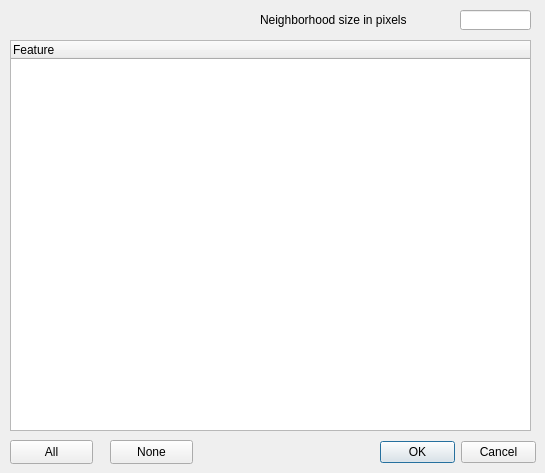
Old version of the form ilastik/applets/objectExtraction/featureSelection.ui in the repository ilastik/ilastik.
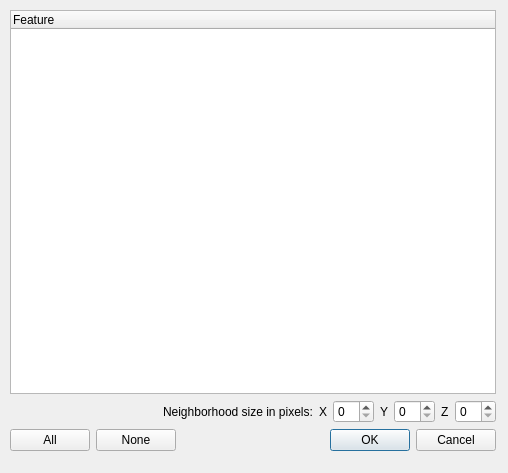
New version of the form.

Commit message: anisotropic neighborhoods, 3d only so far

Patch:
```diff
--- a/ilastik/applets/objectExtraction/featureSelection.ui
+++ b/ilastik/applets/objectExtraction/featureSelection.ui
@@ -6,89 +6,129 @@
    <rect>
     <x>0</x>
     <y>0</y>
-    <width>545</width>
+    <width>508</width>
     <height>473</height>
    </rect>
   </property>
   <property name="windowTitle">
    <string>Dialog</string>
   </property>
-  <widget class="QDialogButtonBox" name="buttonBox">
+  <widget class="QWidget" name="">
    <property name="geometry">
     <rect>
-     <x>380</x>
-     <y>440</y>
-     <width>156</width>
-     <height>24</height>
-    </rect>
-   </property>
-   <property name="standardButtons">
-    <set>QDialogButtonBox::Cancel|QDialogButtonBox::Ok</set>
-   </property>
-  </widget>
-  <widget class="QTreeWidget" name="treeWidget">
-   <property name="geometry">
-    <rect>
      <x>10</x>
-     <y>40</y>
-     <width>521</width>
-     <height>391</height>
-    </rect>
-   </property>
-   <column>
-    <property name="text">
-     <string notr="true">Feature</string>
-    </property>
-   </column>
-  </widget>
-  <widget class="QPushButton" name="allButton">
-   <property name="geometry">
-    <rect>
-     <x>10</x>
-     <y>440</y>
-     <width>83</width>
-     <height>24</height>
-    </rect>
-   </property>
-   <property name="text">
-    <string>All</string>
-   </property>
-  </widget>
-  <widget class="QPushButton" name="noneButton">
-   <property name="geometry">
-    <rect>
-     <x>110</x>
-     <y>440</y>
-     <width>83</width>
-     <height>24</height>
-    </rect>
-   </property>
-   <property name="text">
-    <string>None</string>
-   </property>
-  </widget>
-  <widget class="QLineEdit" name="marginEdit">
-   <property name="geometry">
-    <rect>
-     <x>460</x>
      <y>10</y>
-     <width>71</width>
-     <height>20</height>
+     <width>486</width>
+     <height>441</height>
     </rect>
    </property>
-  </widget>
-  <widget class="QLabel" name="marginLabel">
-   <property name="geometry">
-    <rect>
-     <x>260</x>
-     <y>10</y>
-     <width>191</width>
-     <height>20</height>
-    </rect>
-   </property>
-   <property name="text">
-    <string>Neighborhood size in pixels</string>
-   </property>
+   <layout class="QVBoxLayout" name="verticalLayout_2">
+    <item>
+     <layout class="QVBoxLayout" name="verticalLayout">
+      <item>
+       <widget class="QTreeWidget" name="treeWidget">
+        <column>
+         <property name="text">
+          <string notr="true">Feature</string>
+         </property>
+        </column>
+       </widget>
+      </item>
+      <item>
+       <layout class="QHBoxLayout" name="horizontalLayout">
+        <item>
+         <spacer name="horizontalSpacer">
+          <property name="orientation">
+           <enum>Qt::Horizontal</enum>
+          </property>
+          <property name="sizeHint" stdset="0">
+           <size>
+            <width>40</width>
+            <height>20</height>
+           </size>
+          </property>
+         </spacer>
+        </item>
+        <item>
+         <widget class="QLabel" name="marginLabel">
+          <property name="text">
+           <string>Neighborhood size in pixels:</string>
+          </property>
+         </widget>
+        </item>
+        <item>
+         <widget class="QLabel" name="label">
+          <property name="text">
+           <string>X</string>
+          </property>
+         </widget>
+        </item>
+        <item>
+         <widget class="QSpinBox" name="spinBox_X"/>
+        </item>
+        <item>
+         <widget class="QLabel" name="label_2">
+          <property name="text">
+           <string>Y</string>
+          </property>
+         </widget>
+        </item>
+        <item>
+         <widget class="QSpinBox" name="spinBox_Y"/>
+        </item>
+        <item>
+         <widget class="QLabel" name="label_3">
+          <property name="text">
+           <string>Z</string>
+          </property>
+         </widget>
+        </item>
+        <item>
+         <widget class="QSpinBox" name="spinBox_Z"/>
+        </item>
+       </layout>
+      </item>
+     </layout>
+    </item>
+    <item>
+     <layout class="QHBoxLayout" name="horizontalLayout_2">
+      <item>
+       <widget class="QPushButton" name="allButton">
+        <property name="text">
+         <string>All</string>
+        </property>
+       </widget>
+      </item>
+      <item>
+       <widget class="QPushButton" name="noneButton">
+        <property name="text">
+         <string>None</string>
+        </property>
+       </widget>
+      </item>
+      <item>
+       <spacer name="horizontalSpacer_2">
+        <property name="orientation">
+         <enum>Qt::Horizontal</enum>
+        </property>
+        <property name="sizeHint" stdset="0">
+         <size>
+          <width>40</width>
+          <height>20</height>
+         </size>
+        </property>
+       </spacer>
+      </item>
+      <item>
+       <widget class="QDialogButtonBox" name="buttonBox">
+        <property name="standardButtons">
+         <set>QDialogButtonBox::Cancel|QDialogButtonBox::Ok</set>
+        </property>
+       </widget>
+      </item>
+     </layout>
+    </item>
+   </layout>
   </widget>
  </widget>
  <resources/>
```
The commit also changes 3 other files.
